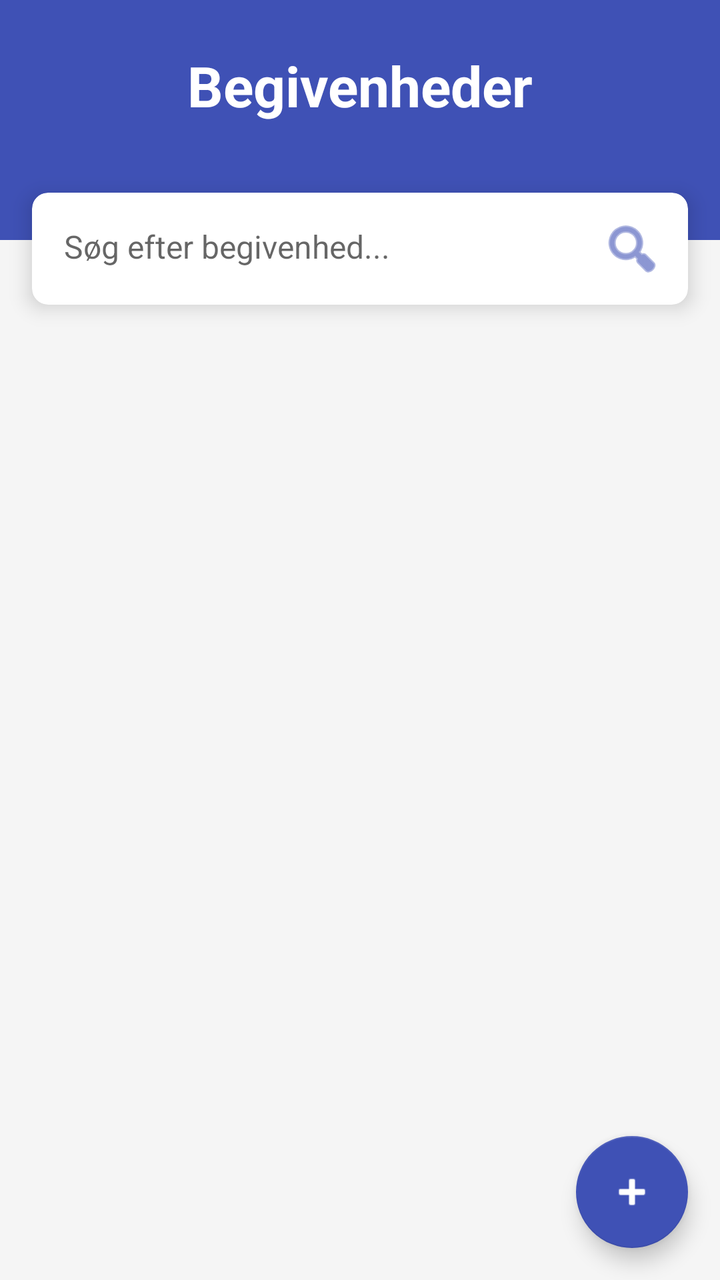
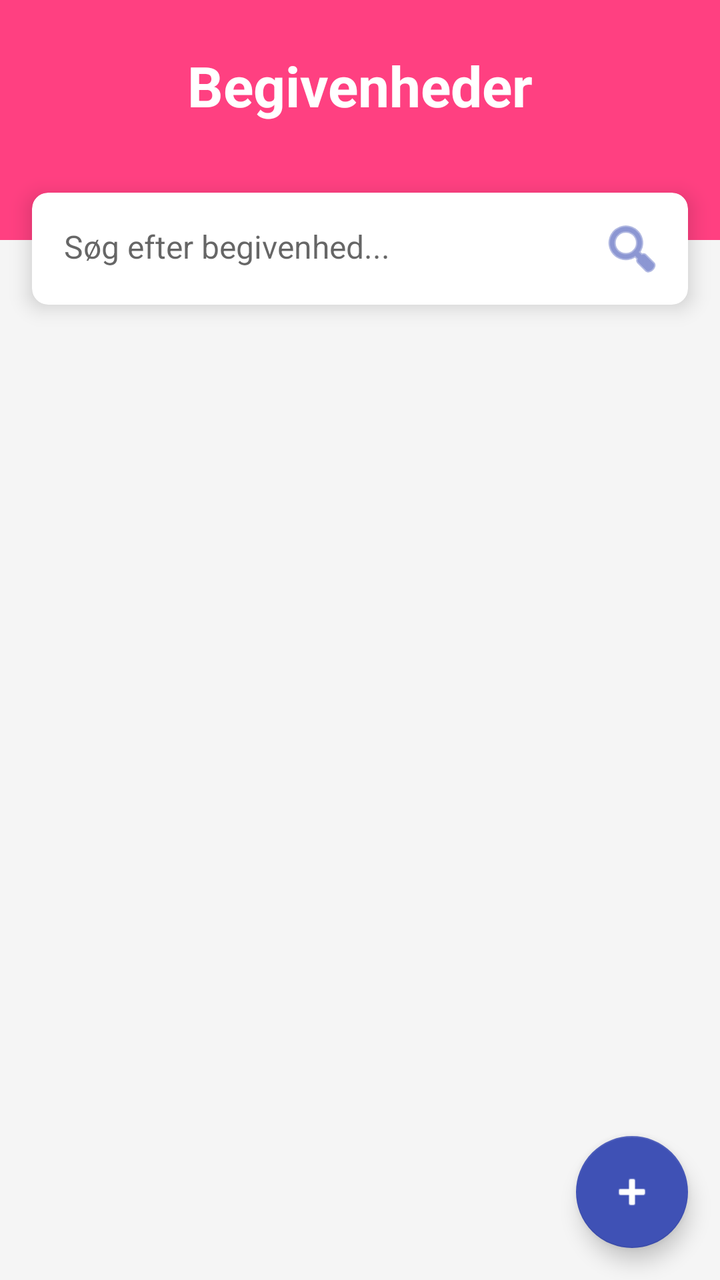

The first picture is an Android layout as it rendered before a commit; the second is the same layout after the commit. The layout source and the unified diff follow.
<!-- AndroidManifest.xml: application theme Theme.Begivenheder -->
<!-- res/layout/activity_start_screen.xml -->
<?xml version="1.0" encoding="utf-8"?>
<androidx.constraintlayout.widget.ConstraintLayout xmlns:android="http://schemas.android.com/apk/res/android"
    xmlns:app="http://schemas.android.com/apk/res-auto"
    xmlns:tools="http://schemas.android.com/tools"
    android:id="@+id/main"
    android:layout_width="match_parent"
    android:layout_height="match_parent"
    android:background="@color/background"
    tools:context=".StartScreen">

    <View
        android:id="@+id/headerBackground"
        android:layout_width="match_parent"
        android:layout_height="120dp"
        android:background="@color/primary"
        app:layout_constraintTop_toTopOf="parent" />

    <TextView
        android:id="@+id/tvAppTitle"
        android:layout_width="wrap_content"
        android:layout_height="wrap_content"
        android:layout_marginTop="24dp"
        android:text="Begivenheder"
        android:textColor="@color/white"
        android:textSize="28sp"
        android:textStyle="bold"
        app:layout_constraintEnd_toEndOf="parent"
        app:layout_constraintStart_toStartOf="parent"
        app:layout_constraintTop_toTopOf="parent" />

    <com.google.android.material.card.MaterialCardView
        android:id="@+id/searchCard"
        android:layout_width="0dp"
        android:layout_height="wrap_content"
        android:layout_marginHorizontal="16dp"
        android:layout_marginTop="-24dp"
        app:cardCornerRadius="8dp"
        app:cardElevation="6dp"
        app:layout_constraintEnd_toEndOf="parent"
        app:layout_constraintStart_toStartOf="parent"
        app:layout_constraintTop_toBottomOf="@+id/headerBackground">

        <LinearLayout
            android:layout_width="match_parent"
            android:layout_height="wrap_content"
            android:orientation="horizontal"
            android:padding="4dp">

            <EditText
                android:id="@+id/etSearch"
                android:layout_width="0dp"
                android:layout_height="wrap_content"
                android:layout_weight="1"
                android:background="@android:color/transparent"
                android:hint="Søg efter begivenhed..."
                android:inputType="text"
                android:padding="12dp"
                android:textSize="16sp" />

            <ImageButton
                android:id="@+id/btnSearch"
                android:layout_width="48dp"
                android:layout_height="48dp"
                android:background="?attr/selectableItemBackgroundBorderless"
                android:src="@android:drawable/ic_menu_search"
                app:tint="@color/primary" />
        </LinearLayout>
    </com.google.android.material.card.MaterialCardView>

    <ListView
        android:id="@+id/lvEvents"
        android:layout_width="match_parent"
        android:layout_height="0dp"
        android:layout_marginTop="8dp"
        android:divider="@android:color/transparent"
        android:dividerHeight="0dp"
        android:paddingBottom="16dp"
        android:clipToPadding="false"
        app:layout_constraintBottom_toBottomOf="parent"
        app:layout_constraintTop_toBottomOf="@+id/searchCard" />

    <com.google.android.material.floatingactionbutton.FloatingActionButton
        android:id="@+id/fabAddEvent"
        android:layout_width="wrap_content"
        android:layout_height="wrap_content"
        android:layout_margin="16dp"
        android:contentDescription="Tilføj begivenhed"
        android:src="@android:drawable/ic_input_add"
        app:layout_constraintBottom_toBottomOf="parent"
        app:layout_constraintEnd_toEndOf="parent"
        app:tint="@color/white"
        app:backgroundTint="@color/primary" />

</androidx.constraintlayout.widget.ConstraintLayout>
<!-- resources referenced by this layout -->
<resources>
  <color name="background">#F5F5F5</color>
  <color name="primary">#3F51B5</color>
  <color name="white">#FFFFFFFF</color>
  <style name="Theme.Begivenheder" parent="Theme.MaterialComponents.DayNight.NoActionBar">
          
          <item name="colorPrimary">@color/purple_500</item>
          <item name="colorPrimaryVariant">@color/purple_700</item>
          <item name="colorOnPrimary">@color/white</item>
          
          <item name="colorSecondary">@color/teal_200</item>
          <item name="colorSecondaryVariant">@color/teal_700</item>
          <item name="colorOnSecondary">@color/black</item>
          
          <item name="android:statusBarColor">?attr/colorPrimaryVariant</item>
          
      </style>
  <color name="purple_500">#FF6200EE</color>
  <color name="purple_700">#FF3700B3</color>
  <color name="teal_200">#FF03DAC5</color>
  <color name="teal_700">#FF018786</color>
  <color name="black">#FF000000</color>
</resources>

<!-- the commit's change to res/layout/activity_start_screen.xml (unified diff, before → after) -->
@@ -12,7 +12,7 @@
         android:id="@+id/headerBackground"
         android:layout_width="match_parent"
         android:layout_height="120dp"
-        android:background="@color/primary"
+        android:background="@color/accent"
         app:layout_constraintTop_toTopOf="parent" />
 
     <TextView
<!-- resource entries referenced after the edit -->
@@ -1,5 +1,6 @@
 <!-- resources referenced by this layout -->
 <resources>
+  <color name="accent">#FF4081</color>
   <color name="background">#F5F5F5</color>
   <color name="primary">#3F51B5</color>
   <color name="white">#FFFFFFFF</color>
